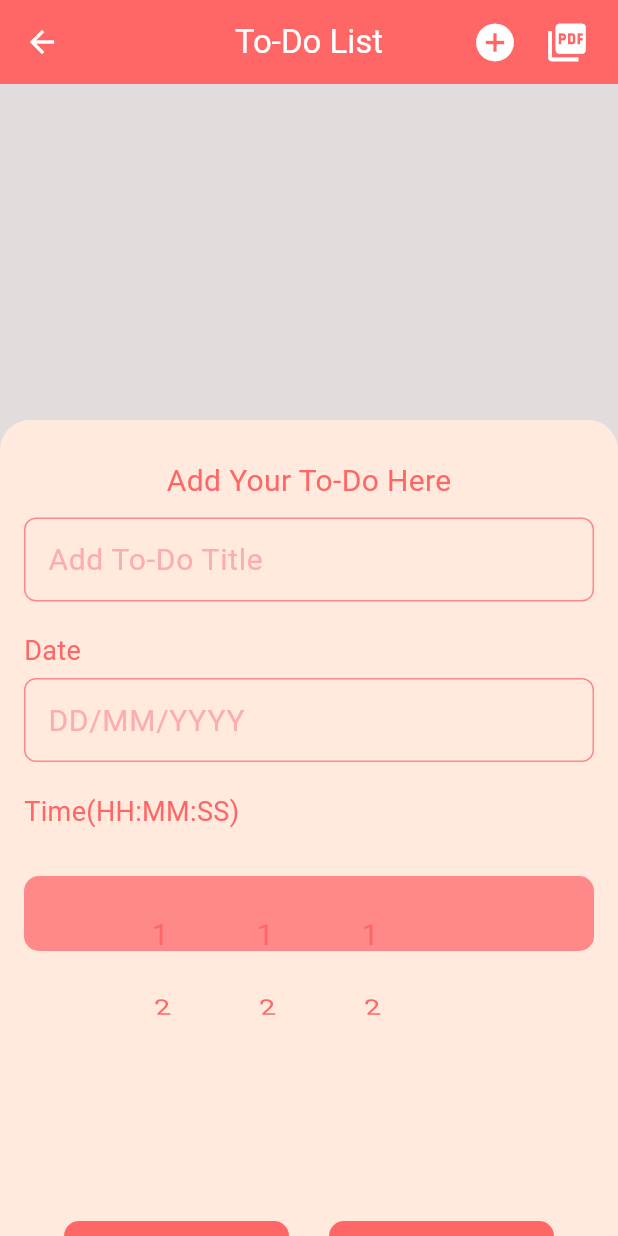
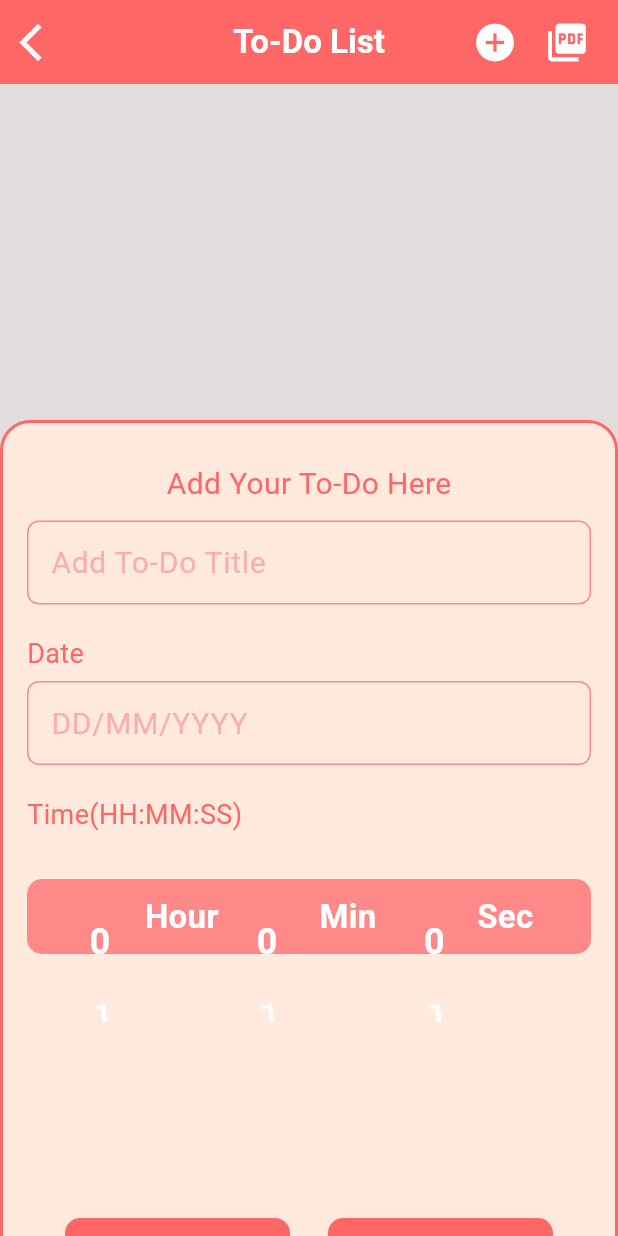
Before and after one commit to kevadiyaharshita/Core_Flutter_Practical, a Flutter app: the screen it shows after launch, after a tap on the "add" icon, on a phone screen of 412 x 824 dp. Run offline on Flutter 3.47's test engine with Material 2 defaults, Android fonts, the light colour scheme and no system bars; our stand-ins replace pdf, printing.

Commit message:
To-Do App

```diff
--- a/practical_coreflutter_1/lib/Globals/Global_class.dart
+++ b/practical_coreflutter_1/lib/Globals/Global_class.dart
@@ -7,8 +7,10 @@ class Global {
   static List<int> min = [];
   static List<int> sec = [];
   static List<String> to_do_Date = [];
-  // static List<TextEditingController> to_do_Date = [];
-  // static List<TextEditingController> to_do_Time = [];
+
+  static List<int> time_index = [];
+
+  void time_sort() {}
 }
 
 List<Map> To_Do_Map = [];
--- a/practical_coreflutter_1/lib/views/screens/Home_Page.dart
+++ b/practical_coreflutter_1/lib/views/screens/Home_Page.dart
@@ -31,22 +31,22 @@ class _HomePageState extends State<HomePage> {
           padding: EdgeInsets.all(16),
           child: Center(
             child: Column(children: [
-              Global.to_do_list_String.isEmpty
-                  ? Text(
-                      "No To Do",
-                      style: TextStyle(
-                          fontSize: 40,
-                          fontWeight: FontWeight.bold,
-                          color: theme_1),
-                    )
-                  : Text(
-                      "Click on + to Create New To-Do",
-                      style: TextStyle(
-                          fontSize: 40,
-                          fontWeight: FontWeight.bold,
-                          color: theme_1),
-                    ),
-              Container()
+              SizedBox(
+                height: 100,
+              ),
+              Container(
+                width: 300,
+                height: 300,
+                decoration: BoxDecoration(
+                    image: DecorationImage(
+                  image: AssetImage('assets/images/To do list (1).gif'),
+                )),
+              ),
+              Text(
+                "Add Your To Do Here",
+                style: TextStyle(
+                    fontSize: 30, fontWeight: FontWeight.bold, color: theme_1),
+              ),
             ]),
           )),
       floatingActionButton: FloatingActionButton(
--- a/practical_coreflutter_1/lib/views/screens/to_do_page.dart
+++ b/practical_coreflutter_1/lib/views/screens/to_do_page.dart
@@ -30,9 +30,24 @@ class _to_do_pageState extends State<to_do_page> {
     double w = s.width;
     return Scaffold(
         appBar: AppBar(
-          title: Text("To-Do List"),
+          title: Text(
+            "To-Do List",
+            style: TextStyle(
+              fontWeight: FontWeight.bold,
+              fontSize: 22,
+            ),
+          ),
           foregroundColor: theme_5,
           backgroundColor: theme_1,
+          leading: IconButton(
+            onPressed: () {
+              Navigator.of(context).pop();
+            },
+            icon: Icon(
+              Icons.arrow_back_ios,
+              size: 30,
+            ),
+          ),
           centerTitle: true,
           actions: [
             IconButton(
@@ -115,6 +130,7 @@ class _to_do_pageState extends State<to_do_page> {
                             padding: EdgeInsets.all(16),
                             decoration: BoxDecoration(
                               color: theme_4,
+                              border: Border.all(color: theme_1, width: 2),
                               borderRadius: BorderRadius.only(
                                   topLeft: Radius.circular(20),
                                   topRight: Radius.circular(20)),
@@ -238,6 +254,29 @@ class _to_do_pageState extends State<to_do_page> {
                                             color: theme_2,
                                             borderRadius:
                                                 BorderRadius.circular(10)),
+                                        child: Row(
+                                          mainAxisAlignment:
+                                              MainAxisAlignment.spaceEvenly,
+                                          children: [
+                                            Text(
+                                              "       Hour",
+                                              style: TextStyle(
+                                                  color: Colors.white,
+                                                  fontWeight: FontWeight.bold,
+                                                  fontSize: 22),
+                                            ),
+                                            Text("     Min",
+                                                style: TextStyle(
+                                                    color: Colors.white,
+                                                    fontWeight: FontWeight.bold,
+                                                    fontSize: 22)),
+                                            Text("     Sec",
+                                                style: TextStyle(
+                                                    color: Colors.white,
+                                                    fontWeight: FontWeight.bold,
+                                                    fontSize: 22))
+                                          ],
+                                        ),
                                       ),
                                       Row(
                                         mainAxisAlignment:
@@ -254,7 +293,7 @@ class _to_do_pageState extends State<to_do_page> {
                                               squeeze: 1,
                                               onSelectedItemChanged: (val) {
                                                 setState(() {
-                                                  hour = val + 1;
+                                                  hour = val;
                                                 });
                                               },
                                               children: List.generate(
@@ -263,15 +302,18 @@ class _to_do_pageState extends State<to_do_page> {
                                                   width: 80,
                                                   height: 60,
                                                   child: Text(
-                                                    "${index + 1}",
+                                                    "${index}",
                                                     style: TextStyle(
-                                                        fontSize: 20,
-                                                        color: theme_1),
+                                                        fontSize: 24,
+                                                        color: theme_5,
+                                                        fontWeight:
+                                                            FontWeight.bold),
                                                   ),
                                                 ),
                                               ),
                                             ),
                                           ),
+                                          Spacer(),
                                           Container(
                                             width: 70,
                                             height: 100,
@@ -282,7 +324,7 @@ class _to_do_pageState extends State<to_do_page> {
                                               squeeze: 1,
                                               onSelectedItemChanged: (val) {
                                                 setState(() {
-                                                  min = val + 1;
+                                                  min = val;
                                                 });
                                               },
                                               children: List.generate(
@@ -291,15 +333,18 @@ class _to_do_pageState extends State<to_do_page> {
                                                   width: 80,
                                                   height: 60,
                                                   child: Text(
-                                                    "${index + 1}",
+                                                    "${index}",
                                                     style: TextStyle(
-                                                        fontSize: 20,
-                                                        color: theme_1),
+                                                        fontSize: 24,
+                                                        color: theme_5,
+                                                        fontWeight:
+                                                            FontWeight.bold),
                                                   ),
                                                 ),
                                               ),
                                             ),
                                           ),
+                                          Spacer(),
                                           Container(
                                             width: 70,
                                             height: 100,
@@ -310,7 +355,7 @@ class _to_do_pageState extends State<to_do_page> {
                                               squeeze: 1,
                                               onSelectedItemChanged: (val) {
                                                 setState(() {
-                                                  sec = val + 1;
+                                                  sec = val;
                                                 });
                                               },
                                               children: List.generate(
@@ -319,10 +364,12 @@ class _to_do_pageState extends State<to_do_page> {
                                                   width: 80,
                                                   height: 60,
                                                   child: Text(
-                                                    "${index + 1}",
+                                                    "${index}",
                                                     style: TextStyle(
-                                                        fontSize: 20,
-                                                        color: theme_1),
+                                                        fontSize: 24,
+                                                        color: theme_5,
+                                                        fontWeight:
+                                                            FontWeight.bold),
                                                   ),
                                                 ),
                                               ),
```
Also changed, not shown: practical_coreflutter_1/lib/utils/color_utils.dart (+7 -0 lines), practical_coreflutter_1/lib/views/screens/pdf_Page.dart (+43 -13 lines), practical_coreflutter_1/assets/images/To do list (1).gif (added).
